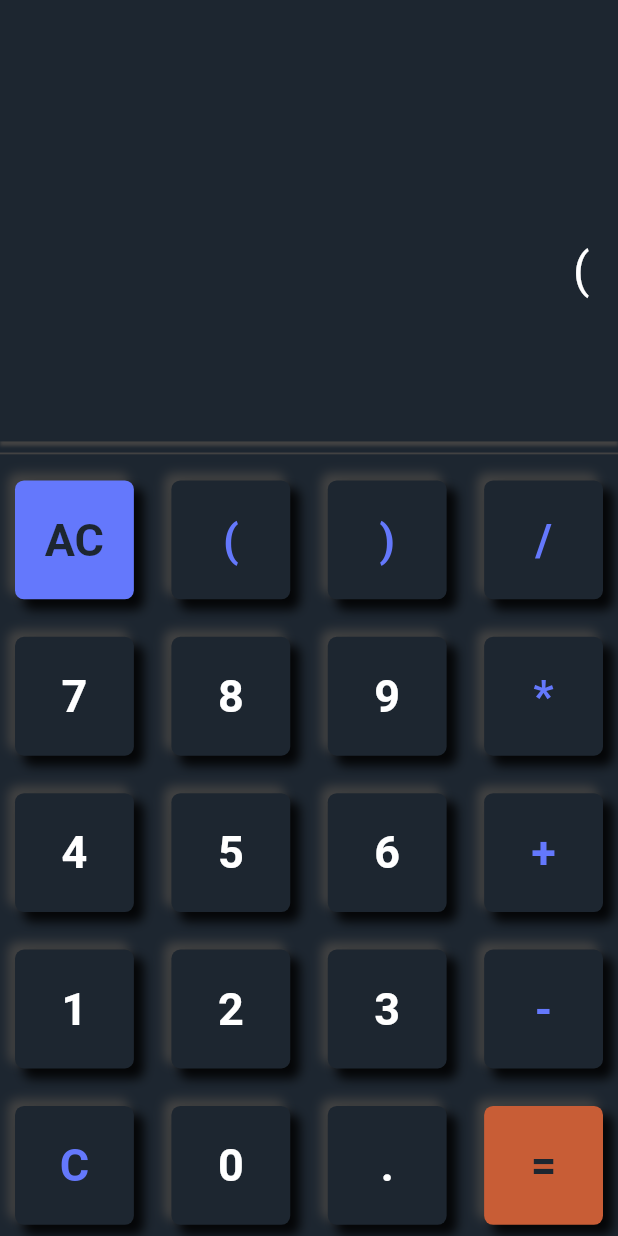
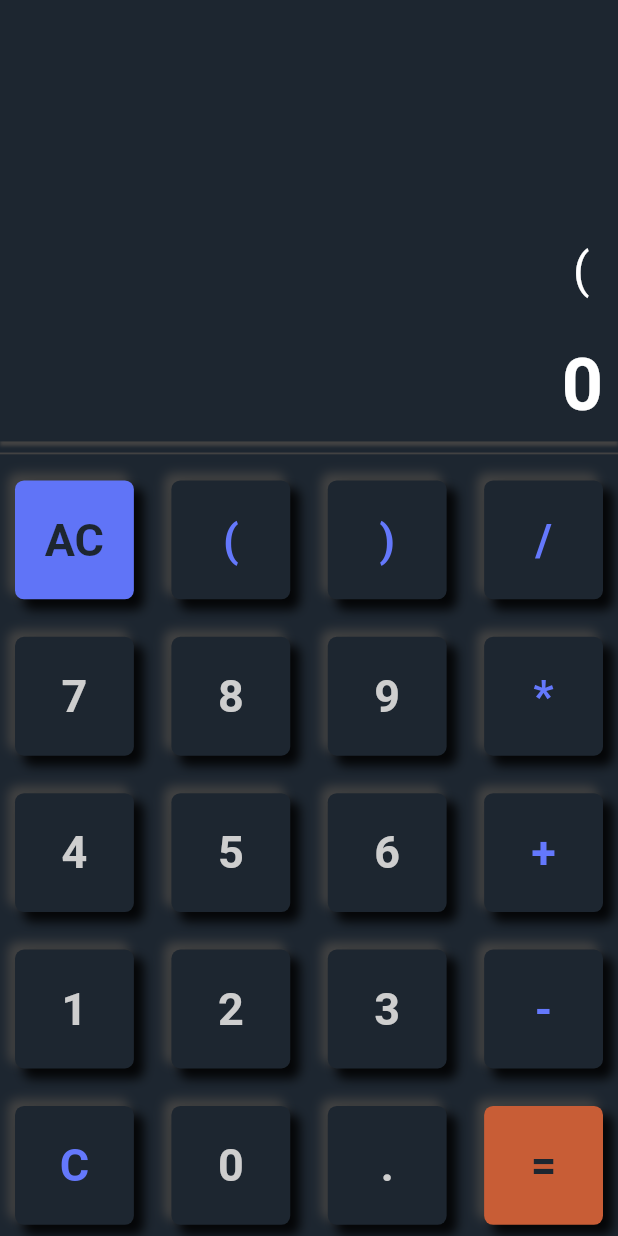
Before and after one commit to gokarna123-goku/g_calculator, a Flutter app: the screen it shows after launch, after a tap on an icon or button, on a phone screen of 412 x 824 dp. Run offline on Flutter 3.47's test engine with Material 2 defaults, Android fonts, the phone set to English and light mode, and no system bars; our stand-ins replace math_expressions.

Commit message:
handle the code

```diff
--- /dev/null
+++ b/lib/constants/colors.dart
@@ -0,0 +1,12 @@
+import 'package:flutter/material.dart';
+
+// Colors
+const Color background  = Color(0xFF1d2630);
+// const Color primaryTextColor = Color(0XFFF5F5F5);
+const Color primaryTextColor = Color(0XFFCECECE);
+const Color secondaryTextColor = Color(0xFF1d2630);
+const Color mathExpTextColor = Color(0xFF6478FC);
+const Color mathExpBtnBgColor = Color(0xFF6074F7);
+const Color ressultBtnBgColor = Color(0xFFC85D36);
+const Color lightShadowBgColor = Color(0xFF424242);
+const Color darkShadowBgColor = Color(0xDD000000);
--- a/lib/main.dart
+++ b/lib/main.dart
@@ -12,7 +12,7 @@ class MyApp extends StatelessWidget {
   @override
   Widget build(BuildContext context) {
     return MaterialApp(
-      title: 'Flutter Demo',
+      title: 'Neumorphism Calculator',
       // theme: ThemeData(
       //   primarySwatch: Colors.blue,
       // ),
--- a/lib/view/calculator/calculator.dart
+++ b/lib/view/calculator/calculator.dart
@@ -1,3 +1,4 @@
+import 'package:calculator/constants/colors.dart';
 import 'package:flutter/material.dart';
 import 'package:math_expressions/math_expressions.dart';
 
@@ -9,10 +10,10 @@ class CalculatorPage extends StatefulWidget {
 }
 
 class _CalculatorPageState extends State<CalculatorPage> {
-  String userInput = "";
-  String result = "";
+  String inputData = "";
+  String result = "0";
 
-  List<String> buttonList = [
+  List<String> buttonLists = [
     'AC', '(', ')', '/',
     '7', '8', '9', '*',
     '4', '5', '6', '+',
@@ -22,7 +23,7 @@ class _CalculatorPageState extends State<CalculatorPage> {
   @override
   Widget build(BuildContext context) {
     return Scaffold(
-      backgroundColor: Color(0xFF1d2630),
+      backgroundColor: background,
       body: SafeArea(
         child: Column(
           children: [
@@ -46,7 +47,7 @@ class _CalculatorPageState extends State<CalculatorPage> {
                     padding: EdgeInsets.all(19.0),
                     alignment: Alignment.centerRight,
                     child: Text(
-                      userInput,
+                      inputData,
                       style: TextStyle(fontSize: 32.0, color: Colors.white),
                     ),
                   ),
@@ -69,14 +70,14 @@ class _CalculatorPageState extends State<CalculatorPage> {
               child: Container(
                 padding: EdgeInsets.all(10.0),
                 child: GridView.builder(
-                  itemCount: buttonList.length,
+                  itemCount: buttonLists.length,
                   gridDelegate: SliverGridDelegateWithFixedCrossAxisCount(
                     crossAxisCount: 4,
                     crossAxisSpacing: 25.0,
                     mainAxisSpacing: 25.0,
                   ),
                   itemBuilder: (BuildContext context, int index) {
-                    return CustomButton(buttonList[index]);
+                    return CustomButton(buttonLists[index]);
                   },
                 ),
               ),
@@ -89,7 +90,7 @@ class _CalculatorPageState extends State<CalculatorPage> {
 
   Widget CustomButton(String text) {
     return InkWell(
-      splashColor: Color(0xFF1d2630),
+      splashColor: background,
       onTap: () {
         setState(() {
           handleButton(text);
@@ -97,17 +98,17 @@ class _CalculatorPageState extends State<CalculatorPage> {
       },
       child: Ink(
         decoration: BoxDecoration(
-          color: getBGColor(text),
+          color: getBtnBgColor(text),
           borderRadius: BorderRadius.circular(6.0),
           boxShadow: [
             BoxShadow(
-              color: Colors.grey.shade800,
+              color: lightShadowBgColor,
               blurRadius: 5.5,
               spreadRadius: 0.5,
               offset: Offset(-4.0, -4.0),
             ),
             BoxShadow(
-              color: Colors.black87,
+              color: darkShadowBgColor,
               blurRadius: 5.5,
               spreadRadius: 0.5,
               offset: Offset(6.0, 6.0),
@@ -118,7 +119,7 @@ class _CalculatorPageState extends State<CalculatorPage> {
           child: Text(
             text,
             style: TextStyle(
-                color: getColor(text),
+                color: getTextColor(text),
                 fontSize: 30.0,
                 fontWeight: FontWeight.bold),
           ),
@@ -127,7 +128,8 @@ class _CalculatorPageState extends State<CalculatorPage> {
     );
   }
 
-  getColor(String text) {
+// Define Color for text
+  getTextColor(String text) {
     if (text == '/' ||
         text == '*' ||
         text == '+' ||
@@ -136,44 +138,45 @@ class _CalculatorPageState extends State<CalculatorPage> {
         text == '(' ||
         text == ')') {
       // return Color(0xFFFC6464);
-      return Color(0xFF6478FC);
+      return mathExpTextColor;
     }
     if(text == "AC" || text == "="){
-      return Color(0xFF1d2630);
+      return secondaryTextColor;
     }
-    return Colors.white;
+    return primaryTextColor;
   }
 
-  getBGColor(String text) {
+// Define color for button background
+  getBtnBgColor(String text) {
     if (text == 'AC') {
-      return Color(0xFF6478FC);
+      return mathExpBtnBgColor;
     }
     if (text == '=') {
-      return Color(0xFFC85D36);
+      return ressultBtnBgColor;
     }
-    return Color(0xFF1d2630);
+    return secondaryTextColor;
   }
 
+// Handle if user click on the buttons
   handleButton(String text) {
     if (text == "AC") {
-      userInput = "";
+      inputData = "";
       result = "0";
       return;
     }
     if (text == "C") {
-      if (userInput.isNotEmpty) {
-        userInput = userInput.substring(0, userInput.length - 1);
+      if (inputData.isNotEmpty) {
+        inputData = inputData.substring(0, inputData.length - 1);
         return;
       } else {
         return null;
       }
     }
-
     if (text == "=") {
       result = calculate();
-      userInput = result;
-      if (userInput.endsWith(".0")) {
-        userInput = userInput.replaceAll(".0", "");
+      inputData = result;
+      if (inputData.endsWith(".0")) {
+        inputData = inputData.replaceAll(".0", "");
         return;
       }
       if (result.endsWith(".0")) {
@@ -181,17 +184,18 @@ class _CalculatorPageState extends State<CalculatorPage> {
         return;
       }
     }
-
-    userInput = userInput + text;
+    inputData = inputData + text;
   }
 
+// Evaluate tha perfect result according to user input
   String calculate() {
     try {
-      var exp = Parser().parse(userInput);
+      var exp = Parser().parse(inputData);
       var evaluation = exp.evaluate(EvaluationType.REAL, ContextModel());
       return evaluation.toString();
     } catch (e) {
-      return "error";
+      return "error!";
     }
   }
+  //
 }
```
